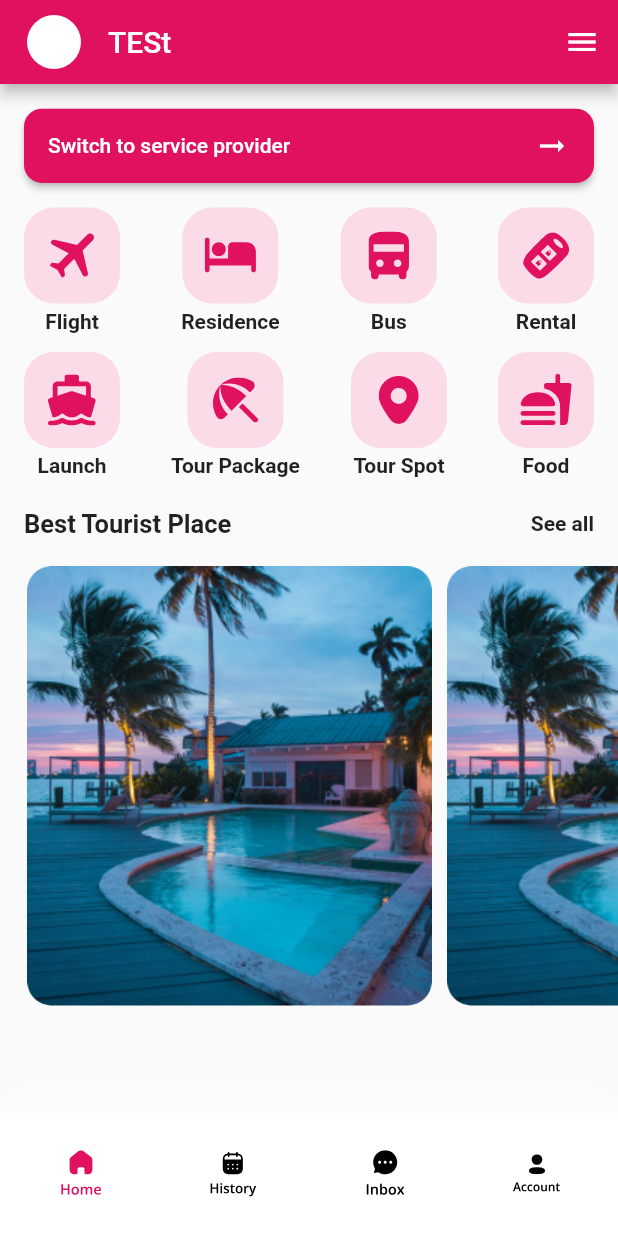
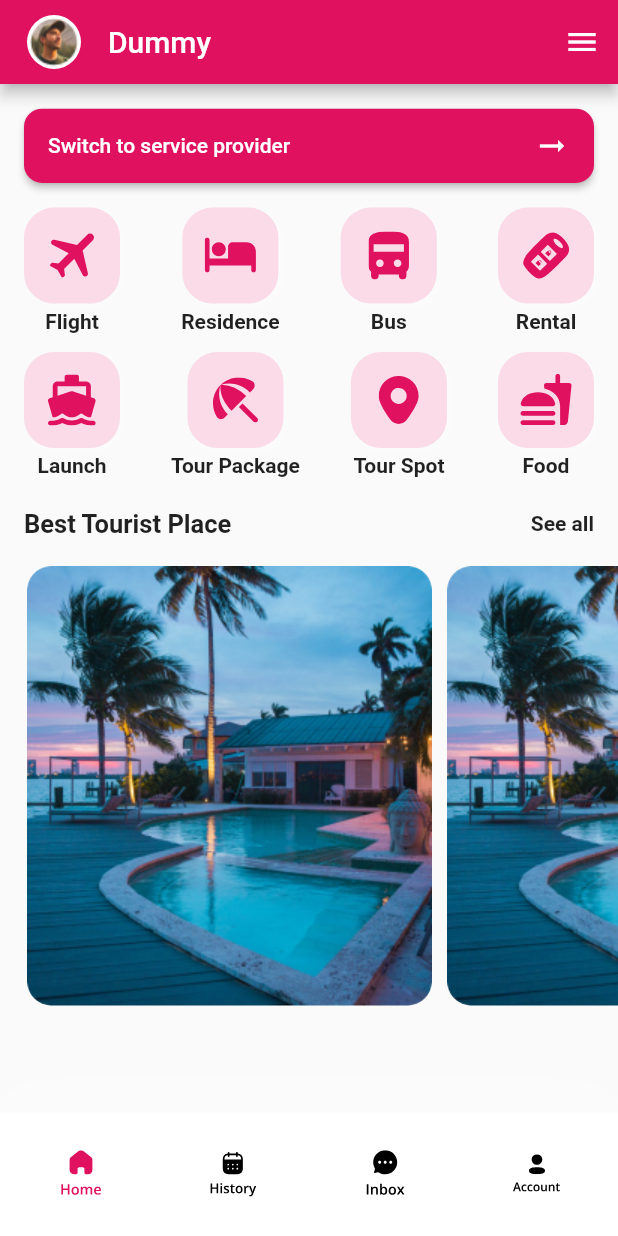
Before and after one commit to shihabcse1/Flutter-Onboard-Screen, a Flutter app: the HomePage screen opened directly, on a phone screen of 412 x 824 dp. Run offline on Flutter 3.47's test engine with Material 2 defaults, Android fonts, the phone set to English and light mode, and no system bars; our stand-ins replace firebase_auth, firebase_core, flutter_svg, image_picker, modal_progress_hud_nsn, shared_preferences and 1 more; missing offline and left inert: fl_country_code_picker; accounts and stored records are empty.

Commit message:
old signin and signup code comment out done

```diff
--- a/lib/Pages/HomePage/home_page.dart
+++ b/lib/Pages/HomePage/home_page.dart
@@ -2,6 +2,7 @@ import 'package:firebase_auth/firebase_auth.dart';
 import 'package:flutter/material.dart';
 import 'package:flutter_onboarding_screen/Pages/HomePage/home_icon_model.dart';
 import 'package:flutter_svg/flutter_svg.dart';
+import 'package:shared_preferences/shared_preferences.dart';
 
 import 'components/button_bus.dart';
 import 'components/button_flight.dart';
@@ -18,9 +19,29 @@ class HomePage extends StatefulWidget {
 
   @override
   State<HomePage> createState() => _HomePageState();
+
+
 }
 
 class _HomePageState extends State<HomePage> {
+  @override
+  void initState(){
+    super.initState();
+    // getUserLoginSharePreference();
+  }
+
+
+  String userName = "";
+  int userStatus = 0;
+
+  // void getUserLoginSharePreference() async{
+  //   SharedPreferences sharedPreferences = await SharedPreferences.getInstance();
+  //   setState(() {
+  //     userName = sharedPreferences.getString("name")!;
+  //     userStatus = sharedPreferences.getInt("status")!;
+  //   });
+  // }
+
 
   final user = FirebaseAuth.instance.currentUser;
 
@@ -380,7 +401,7 @@ class _HomePageState extends State<HomePage> {
         child: CircleAvatar(
           radius: 16.0,
           child: ClipRRect(
-            //child: Image.asset('images/dummy_profile_pic.png'),
+            child: Image.asset('images/dummy_profile_pic.png'),
             //child: user.photoURL == null ? Image.asset('images/dummy_profile_pic.png') : Image.network(user.photoURL!),
             borderRadius: BorderRadius.circular(50.0),
           ),
@@ -389,7 +410,8 @@ class _HomePageState extends State<HomePage> {
       ),
       automaticallyImplyLeading: false,
       title: Container(   // <--- Change here
-          child: user?.displayName == null ? Text("Dummy") : Text("TESt"),
+          //child: user?.displayName == null ? Text("Dummy") : Text("TESt"),
+          child: userName == "" ? Text("Dummy") : Text(userName),
       ),
       backgroundColor: Color(0xffE0115F),
     );
--- a/pubspec.yaml
+++ b/pubspec.yaml
@@ -56,6 +56,10 @@ dependencies:
 
   # For loading bar circular
   modal_progress_hud_nsn: ^0.3.0
+  # For shared preference
+  shared_preferences: ^2.0.15
+  # For navigation among route
+  # get: ^4.6.5
 
 dev_dependencies:
   flutter_test:
```
Also changed, not shown: lib/Pages/LoginPage/login_page.dart (+74 -30 lines), lib/Pages/OnBoardingPage/OnBoarding.dart (+25 -5 lines), lib/main.dart (+20 -2 lines), pubspec.lock, 1 other file.
